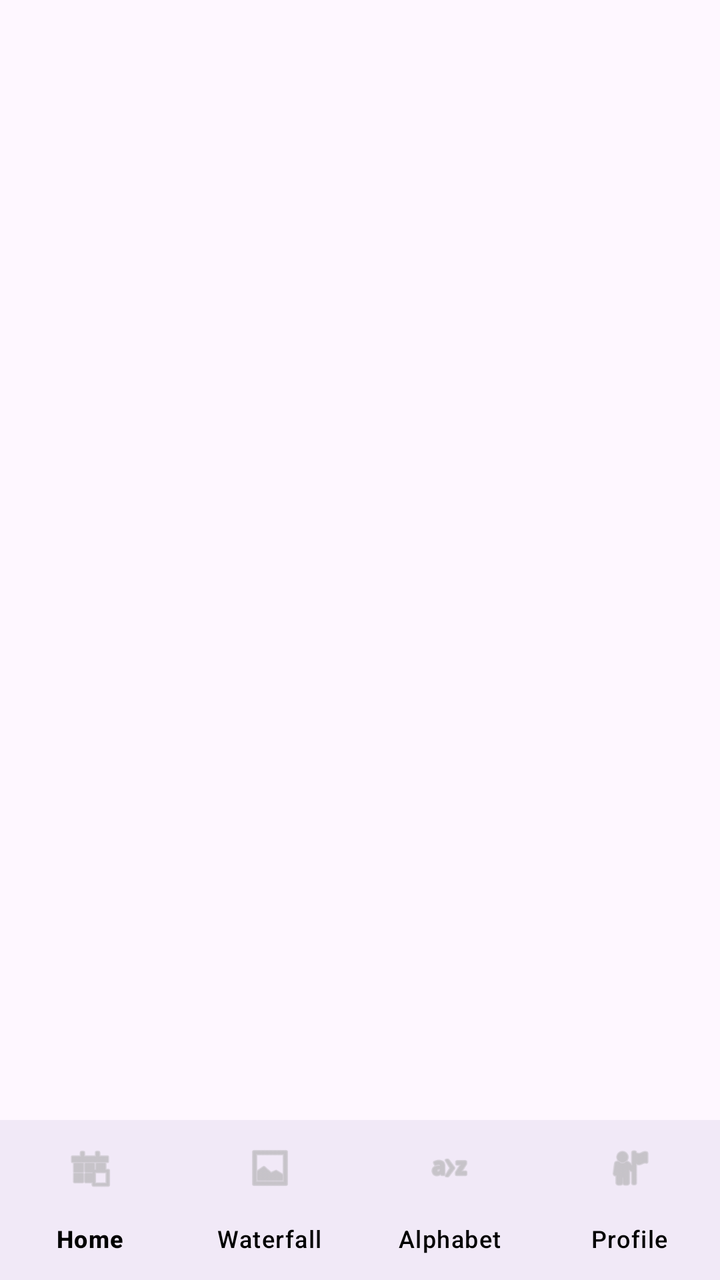
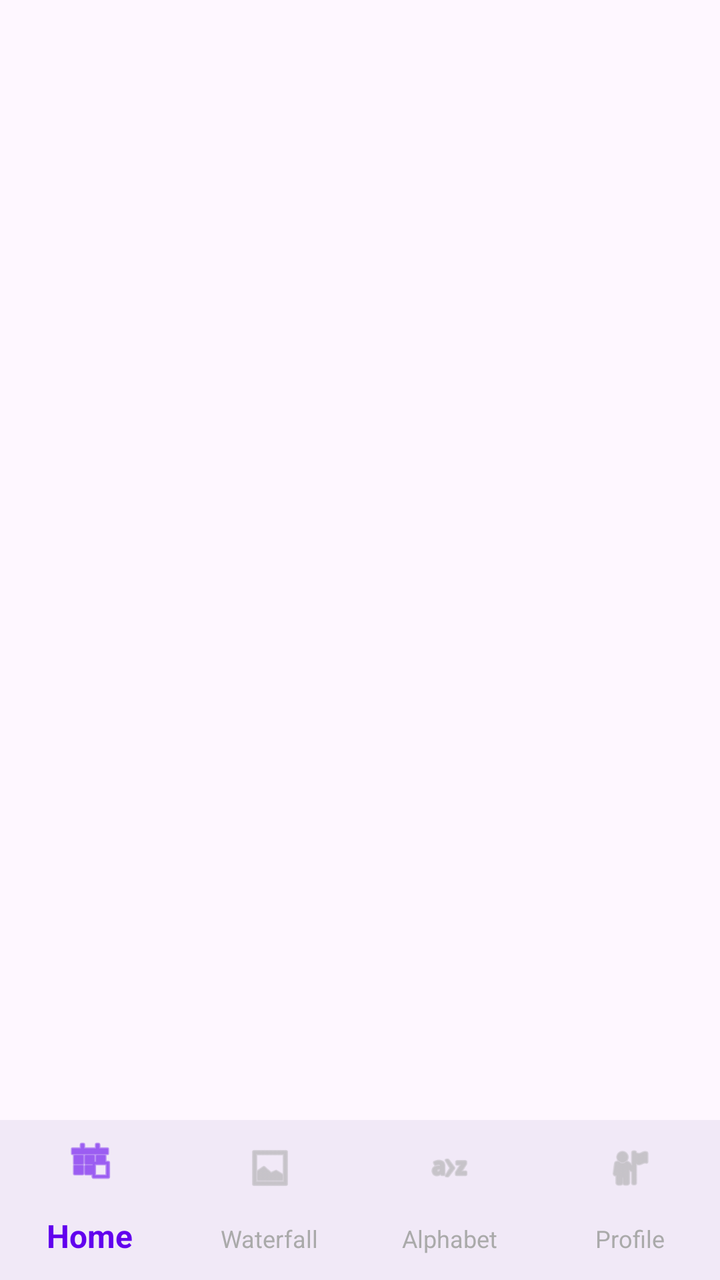

An Android layout rendered at two revisions. The XML below is the earlier revision; the diff shows what the commit changed to produce the second picture.
<!-- AndroidManifest.xml: application theme Theme.MobileTest -->
<!-- res/layout/activity_main.xml -->
<?xml version="1.0" encoding="utf-8"?>
<androidx.constraintlayout.widget.ConstraintLayout xmlns:android="http://schemas.android.com/apk/res/android"
    xmlns:app="http://schemas.android.com/apk/res-auto"
    android:layout_width="match_parent"
    android:layout_height="match_parent">

    <androidx.fragment.app.FragmentContainerView
        android:id="@+id/nav_host_fragment"
        android:layout_width="0dp"
        android:layout_height="0dp"
        app:layout_constraintBottom_toTopOf="@id/bottom_nav"
        app:layout_constraintLeft_toLeftOf="parent"
        app:layout_constraintRight_toRightOf="parent"
        app:layout_constraintTop_toTopOf="parent" />

    <com.google.android.material.bottomnavigation.BottomNavigationView
        android:id="@+id/bottom_nav"
        android:layout_width="0dp"
        android:layout_height="wrap_content"
        android:background="?android:attr/windowBackground"
        app:itemIconTint="@android:color/darker_gray"
        app:itemTextColor="@android:color/black"
        app:layout_constraintBottom_toBottomOf="parent"
        app:labelVisibilityMode="labeled"
        app:layout_constraintLeft_toLeftOf="parent"
        app:layout_constraintRight_toRightOf="parent"
        app:menu="@menu/bottom_nav_menu" />

</androidx.constraintlayout.widget.ConstraintLayout>
<!-- resources referenced by this layout -->
<resources>
  <style name="Theme.MobileTest" parent="Base.Theme.MobileTest" />
  <style name="Base.Theme.MobileTest" parent="Theme.Material3.DayNight.NoActionBar">
          
      </style>
</resources>

<!-- the commit's change to res/layout/activity_main.xml (unified diff, before → after) -->
@@ -18,10 +18,12 @@
         android:layout_width="0dp"
         android:layout_height="wrap_content"
         android:background="?android:attr/windowBackground"
-        app:itemIconTint="@android:color/darker_gray"
-        app:itemTextColor="@android:color/black"
+        app:itemIconTint="@color/bottom_nav_color"
+        app:itemTextColor="@color/bottom_nav_color"
+        app:itemTextAppearanceActive="@style/BottomNavActiveText"
+        app:itemTextAppearanceInactive="@style/BottomNavInactiveText"
+        app:labelVisibilityMode="labeled"
         app:layout_constraintBottom_toBottomOf="parent"
-        app:labelVisibilityMode="labeled"
         app:layout_constraintLeft_toLeftOf="parent"
         app:layout_constraintRight_toRightOf="parent"
         app:menu="@menu/bottom_nav_menu" />
<!-- resource entries referenced after the edit -->
@@ -1,5 +1,12 @@
 <!-- resources referenced by this layout -->
 <resources>
+  <style name="BottomNavActiveText">
+          <item name="android:textSize">16sp</item>
+          <item name="android:textStyle">bold</item>
+      </style>
+  <style name="BottomNavInactiveText">
+          <item name="android:textSize">12sp</item>
+      </style>
   <style name="Theme.MobileTest" parent="Base.Theme.MobileTest" />
   <style name="Base.Theme.MobileTest" parent="Theme.Material3.DayNight.NoActionBar">
           
